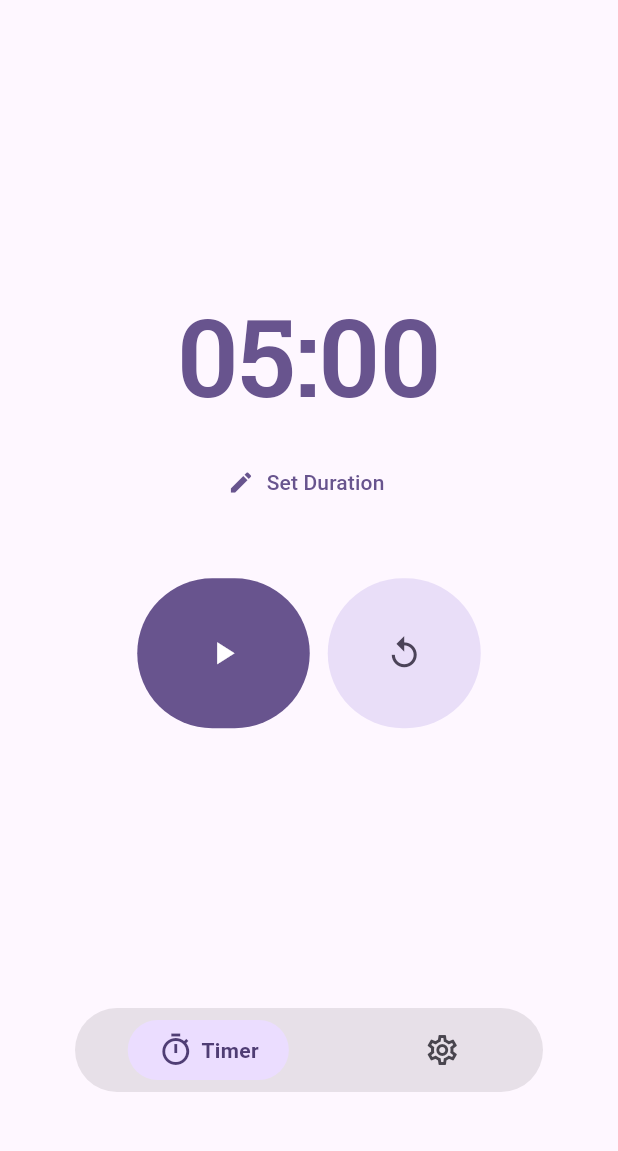
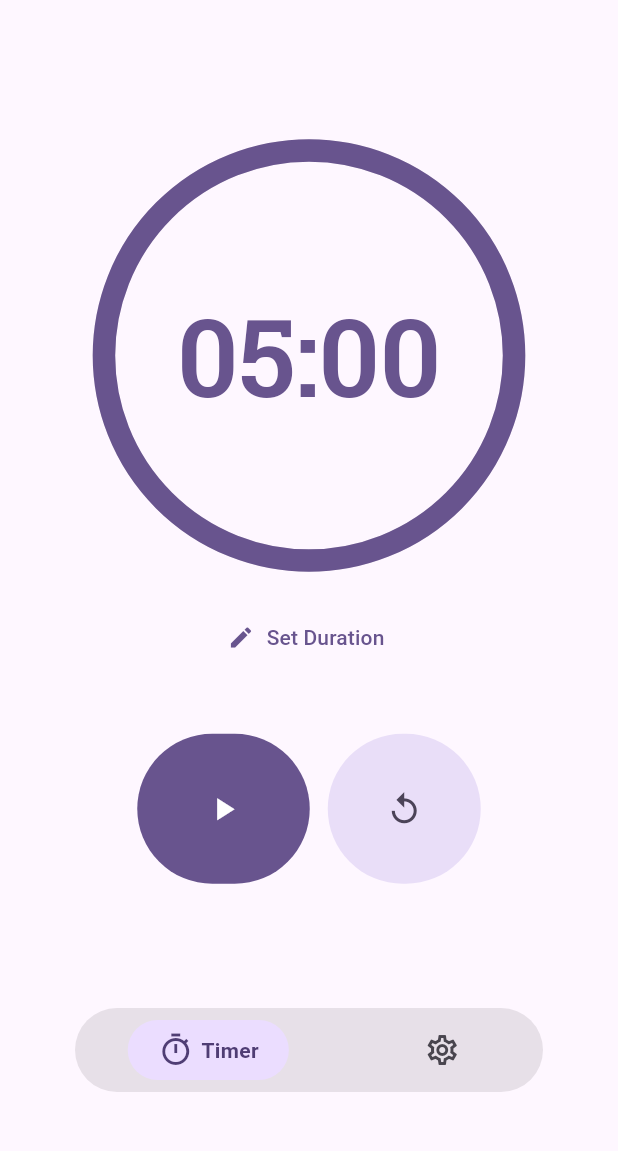
Before and after one commit to Abdogouhmad/Rakiz, a Flutter app: the screen it shows after launch, on a phone screen of 412 x 824 dp, the part 69-1220 px from its top. Run offline on Flutter 3.47's test engine with Material 3 defaults, Android fonts, the phone set to English and light mode, and no system bars; drawn by our look-alikes of dynamic_color, percent_indicator; our stand-ins replace flutter_local_notifications, font_awesome_flutter, google_fonts, package_info_plus, shared_preferences, timezone; missing offline and left inert: android_alarm_manager_plus, flutter_ringtone_player.

Commit message:
0.2.2
circel added

```diff
--- a/lib/screens/timer/screen.dart
+++ b/lib/screens/timer/screen.dart
@@ -6,6 +6,7 @@ import 'package:rakiz/screens/timer/service/alarm.dart';
 import 'package:rakiz/screens/timer/service/timer.dart';
 import 'package:rakiz/screens/timer/widgets/durationpicker.dart';
 import 'package:rakiz/screens/timer/widgets/player.dart';
+import 'package:rakiz/screens/timer/widgets/tcircle.dart';
 import 'package:rakiz/ui/custom_text.dart';
 
 class TimerScreen extends StatefulWidget {
@@ -19,12 +20,16 @@ class _TimerScreenState extends State<TimerScreen> {
   final TimerService _timerService = TimerService();
   StreamSubscription<bool>? _alarmSubscription;
 
+  // Track total duration to calculate percentage
+  int _totalSeconds = 5 * 60;
+
   int get _secondsLeft => _timerService.remainingSeconds;
 
   @override
   void initState() {
     super.initState();
-    _timerService.setDuration(5 * 60);
+    // Initialize service with default time
+    _timerService.setDuration(_totalSeconds);
 
     _alarmSubscription = AlarmService.alarmStateStream.listen((isPlaying) {
       if (!isPlaying && mounted) {
@@ -50,15 +55,16 @@ class _TimerScreenState extends State<TimerScreen> {
     );
 
     if (selectedSeconds != null && selectedSeconds > 0) {
+      setState(() {
+        _totalSeconds = selectedSeconds; // Update total for percentage calc
         _timerService.setDuration(selectedSeconds);
-      if (mounted) setState(() {});
+      });
     }
   }
 
   /// Start / stop timer
   Future<void> _toggleTimer() async {
     if (_timerService.isRunning) {
-      // Just stop the timer, don't cancel alarm (it's not scheduled yet!)
       _timerService.stopTimer();
       if (mounted) setState(() {});
       return;
@@ -79,11 +85,7 @@ class _TimerScreenState extends State<TimerScreen> {
         if (mounted) setState(() {});
       },
       onFinished: () async {
-        // Schedule the alarm when timer finishes
-        await AlarmService.scheduleAlarm(
-          id: 1,
-          delay: Duration.zero, // Fire immediately
-        );
+        await AlarmService.scheduleAlarm(id: 1, delay: Duration.zero);
         AlarmService.playAlarmSound();
         AlarmService.showOverlayIfAppOpen();
         if (mounted) setState(() {});
@@ -95,55 +97,53 @@ class _TimerScreenState extends State<TimerScreen> {
 
   /// Reset timer and stop alarm if playing
   Future<void> _onResetPressed() async {
-    // Only stop alarm if it's actually playing
     if (AlarmService.isAlarmPlaying) {
       await AlarmService.stopAlarm();
     }
 
-    // If timer is running, cancel the scheduled alarm
     if (_timerService.isRunning) {
       await AlarmService.cancel(1);
     }
 
     _timerService.resetTimer();
+    // Also reset the service duration back to the last selected total
+    _timerService.setDuration(_totalSeconds);
+
     if (mounted) setState(() {});
   }
 
-  /// reset timer
+  /// reset timer helper
   void _resetTimer() {
     _timerService.resetTimer();
+    _timerService.setDuration(_totalSeconds);
     if (mounted) setState(() {});
   }
 
   @override
   Widget build(BuildContext context) {
+    final double size = context.screenWidth * 0.7;
+    final Color cireclColor = context.colorScheme.primary;
+
+    // Calculate percent: 1.0 (full) -> 0.0 (empty)
+    double percent = 0.0;
+    if (_totalSeconds > 0) {
+      percent = (_secondsLeft / _totalSeconds).clamp(0.0, 1.0);
+    }
+
     return Scaffold(
       body: SafeArea(
         child: Center(
           child: Column(
             mainAxisAlignment: MainAxisAlignment.center,
             children: [
-              // Make timer text tappable to change duration
               GestureDetector(
                 onTap: _timerService.isRunning ? null : _showTimePicker,
-                // TODO: use circle around the timer formyted
-                child: UiText(
-                  text: _timerService.formatTime(_secondsLeft),
-                  type: UiTextType.displayLarge,
-                  style: GoogleFonts.robotoSlab(
-                    fontWeight: FontWeight.w600,
-                    fontSize: 72,
-                    color: _timerService.isRunning
-                        ? context.colorScheme.onPrimaryContainer
-                        : context.colorScheme.primary,
-                  ),
-                ),
-              ),
-
-              const SizedBox(height: 20),
-
-              if (_timerService.isRunning)
-                Container(
+                child: TimerCircle(
+                  size: size,
+                  color: cireclColor,
+                  percent: percent,
+                  footer: _timerService.isRunning
+                      ? Container(
                           padding: const EdgeInsets.symmetric(
                             horizontal: 16,
                             vertical: 8,
@@ -170,15 +170,29 @@ class _TimerScreenState extends State<TimerScreen> {
                             ],
                           ),
                         )
-              else
-                TextButton.icon(
+                      : TextButton.icon(
                           onPressed: _showTimePicker,
                           icon: const Icon(Icons.edit),
                           label: const Text('Set Duration'),
                         ),
+                  child: UiText(
+                    text: _timerService.formatTime(_secondsLeft),
+                    type: UiTextType.displayLarge,
+                    style: GoogleFonts.robotoSlab(
+                      fontWeight: FontWeight.w600,
+                      fontSize: 72,
+                      color: _timerService.isRunning
+                          ? context.colorScheme.onPrimaryContainer
+                          : context.colorScheme.primary,
+                    ),
+                  ),
+                ),
+              ),
 
+              // Timer Display with Indicator
               const SizedBox(height: 40),
 
+              // Player Controls
               PlayerControlUi(
                 isPlaying: _timerService.isRunning,
                 onPlayPause: _toggleTimer,
--- a/lib/screens/timer/widgets/tcircle.dart
+++ b/lib/screens/timer/widgets/tcircle.dart
@@ -0,0 +1,38 @@
+import 'package:flutter/material.dart';
+import 'package:percent_indicator/circular_percent_indicator.dart';
+import 'package:rakiz/core/context.dart';
+
+class TimerCircle extends StatelessWidget {
+  final double size;
+  final Color color;
+  final double percent; // 1. Add percent parameter
+  final Widget child;
+  final Widget footer;
+
+  const TimerCircle({
+    super.key,
+    required this.size,
+    required this.color,
+    required this.percent,
+    required this.footer,
+    required this.child,
+  });
+
+  @override
+  Widget build(BuildContext context) {
+    return CircularPercentIndicator(
+      reverse: true,
+      radius: size / 2,
+      lineWidth: 15.0,
+      percent: percent, // 3. Pass the calculated percent here
+      circularStrokeCap: CircularStrokeCap.round,
+      backgroundColor: context.colorScheme.surfaceContainerHighest,
+      progressColor: color,
+      center: child,
+      animation: true, // Optional: Smooths the movement
+      animateFromLastPercent: true,
+      animationDuration: 1000,
+      footer: Padding(padding: const EdgeInsets.only(top: 20), child: footer),
+    );
+  }
+}
--- a/pubspec.yaml
+++ b/pubspec.yaml
@@ -17,7 +17,7 @@ publish_to: 'none' # Remove this line if you wish to publish to pub.dev
 # https://developer.apple.com/library/archive/documentation/General/Reference/InfoPlistKeyReference/Articles/CoreFoundationKeys.html
 # In Windows, build-name is used as the major, minor, and patch parts
 # of the product and file versions while build-number is used as the build suffix.
-version: 0.2.1+260116
+version: 0.2.2+262901
 
 environment:
   sdk: ^3.10.4
```
Lines whose indentation alone changed are shown as unchanged.
